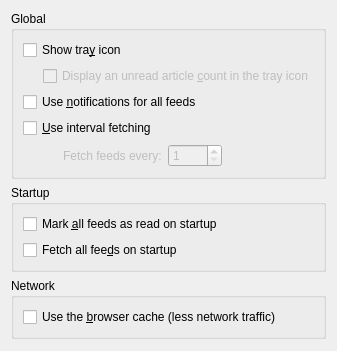
Before: the Qt Designer form akregator/configuration/ui/settings_general.ui in KDE/kdepim, drawn with Qt 5.
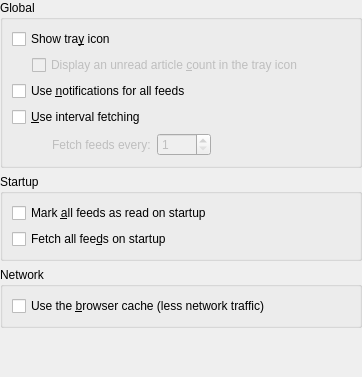
After: the same form once the commit is applied. Custom widgets are drawn as their Qt base class.

Commit message: Remove duplicate margin

The edit to the form file:
```diff
--- a/akregator/configuration/ui/settings_general.ui
+++ b/akregator/configuration/ui/settings_general.ui
@@ -3,7 +3,27 @@
  <author>Teemu Rytilahti</author>
  <class>Akregator::SettingsGeneral</class>
  <widget class="QWidget" name="Akregator::SettingsGeneral">
+  <property name="geometry">
+   <rect>
+    <x>0</x>
+    <y>0</y>
+    <width>362</width>
+    <height>377</height>
+   </rect>
+  </property>
   <layout class="QVBoxLayout" name="verticalLayout_4" stretch="0,0,0,1">
+   <property name="leftMargin">
+    <number>0</number>
+   </property>
+   <property name="topMargin">
+    <number>0</number>
+   </property>
+   <property name="rightMargin">
+    <number>0</number>
+   </property>
+   <property name="bottomMargin">
+    <number>0</number>
+   </property>
    <item>
     <widget class="QGroupBox" name="groupBox_3">
      <property name="title">
@@ -173,6 +193,9 @@
    </item>
    <item>
     <spacer>
+     <property name="orientation">
+      <enum>Qt::Vertical</enum>
+     </property>
      <property name="sizeHint" stdset="0">
       <size>
        <width>20</width>
```
Left out of the diff: 2 changed lines with no effect on the pictures. The commit also changes 6 other files.
